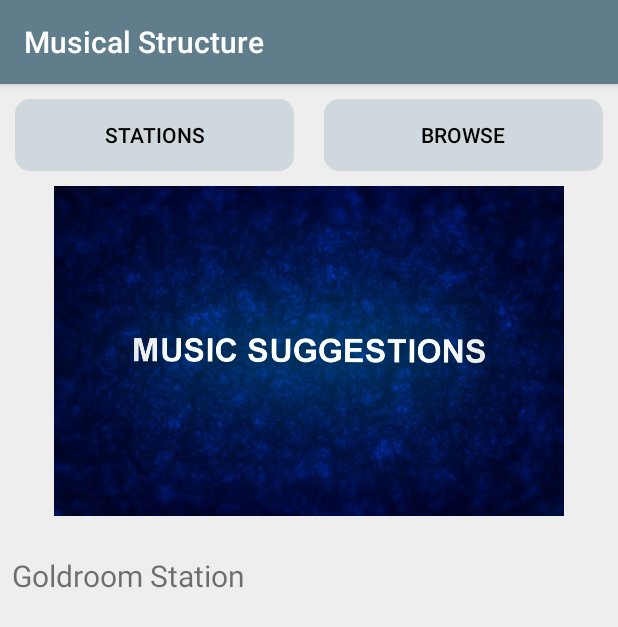
After one commit to toddskinner/musicalstructure_android, an Android app: the BrowseActivity screen opened directly, with no data from a screen before it, on a phone screen of 412 x 824 dp. The commit adds this screen. Shown: the top 627 px of the screen. Run offline under Robolectric (Android 15) with nearby library versions, the phone set to English and light mode, and no system bars.

Commit message:
Add browse activity

```diff
--- a/app/src/main/AndroidManifest.xml
+++ b/app/src/main/AndroidManifest.xml
@@ -21,7 +21,8 @@
         <activity android:name=".KygoActivity" />
         <activity android:name=".SatinJacketsActivity" />
         <activity android:name=".RufusDuSolActivity" />
-        <activity android:name=".TychoActivity"></activity>
+        <activity android:name=".TychoActivity" />
+        <activity android:name=".BrowseActivity"></activity>
     </application>
 
 </manifest>
--- /dev/null
+++ b/app/src/main/java/com/example/android/musicalstructure/BrowseActivity.java
@@ -0,0 +1,25 @@
+package com.example.android.musicalstructure;
+
+import android.content.Intent;
+import android.support.v7.app.AppCompatActivity;
+import android.os.Bundle;
+import android.view.View;
+import android.widget.Button;
+
+public class BrowseActivity extends AppCompatActivity {
+
+    @Override
+    protected void onCreate(Bundle savedInstanceState) {
+        super.onCreate(savedInstanceState);
+        setContentView(R.layout.activity_browse);
+
+        Button stations = (Button) findViewById(R.id.stations_button);
+        stations.setOnClickListener(new View.OnClickListener(){
+            @Override
+            public void onClick(View view){
+                Intent stationsIntent = new Intent(BrowseActivity.this, MainActivity.class);
+                startActivity(stationsIntent);
+            }
+        });
+    }
+}
--- a/app/src/main/java/com/example/android/musicalstructure/TychoActivity.java
+++ b/app/src/main/java/com/example/android/musicalstructure/TychoActivity.java
@@ -15,8 +15,8 @@ public class TychoActivity extends AppCompatActivity {
         super.onCreate(savedInstanceState);
         setContentView(R.layout.activity_tycho);
 
-        ImageView goldroom = (ImageView) findViewById(R.id.back_arrow_tycho);
-        goldroom.setOnClickListener(new View.OnClickListener(){
+        ImageView tycho = (ImageView) findViewById(R.id.back_arrow_tycho);
+        tycho.setOnClickListener(new View.OnClickListener(){
             @Override
             public void onClick(View view){
                 Intent backIntent = new Intent(TychoActivity.this, MainActivity.class);
--- /dev/null
+++ b/app/src/main/res/layout/activity_browse.xml
@@ -0,0 +1,57 @@
+<?xml version="1.0" encoding="utf-8"?>
+<LinearLayout xmlns:android="http://schemas.android.com/apk/res/android"
+    xmlns:tools="http://schemas.android.com/tools"
+    android:id="@+id/activity_browse"
+    android:layout_width="match_parent"
+    android:layout_height="match_parent"
+    android:background="@color/lightest_grey"
+    android:orientation="vertical"
+    tools:context="com.example.android.musicalstructure.BrowseActivity">
+
+    <LinearLayout
+        android:layout_width="match_parent"
+        android:layout_height="wrap_content"
+        android:orientation="horizontal">
+        <Button
+            style="@style/buttonStyle"
+            android:id="@+id/stations_button"
+            android:text="@string/stations" />
+
+        <Button
+            android:id="@+id/browse_button"
+            style="@style/buttonStyle"
+            android:text="@string/browse" />
+
+    </LinearLayout>
+
+    <ScrollView
+        android:layout_width="match_parent"
+        android:layout_height="wrap_content">
+
+        <LinearLayout
+            android:layout_width="match_parent"
+            android:layout_height="wrap_content"
+            android:orientation="vertical">
+
+            <ImageView
+                style="@style/main_browse_image"
+                android:src="@drawable/browse"/>
+
+            <LinearLayout
+                android:id="@+id/browse_"
+                style="@style/artist_bar">
+
+                <TextView
+                    style="@style/main_artist_text"
+                    android:text="@string/goldroom"/>
+
+                <TextView
+                    android:layout_width="wrap_content"
+                    android:layout_height="wrap_content" />
+            </LinearLayout>
+
+        </LinearLayout>
+
+    </ScrollView>
+
+</LinearLayout>
--- a/app/src/main/res/layout/activity_goldroom.xml
+++ b/app/src/main/res/layout/activity_goldroom.xml
@@ -26,6 +26,7 @@
                 android:orientation="horizontal">
 
                 <ImageView
+                    android:id="@+id/back_arrow_goldroom"
                     style="@style/song_upper_left_arrow"
                     android:src="@drawable/arrow_left" />
 
--- a/app/src/main/res/layout/activity_kygo.xml
+++ b/app/src/main/res/layout/activity_kygo.xml
@@ -27,6 +27,7 @@
 
                 <ImageView
                     style="@style/song_upper_left_arrow"
+                    android:id="@+id/back_arrow_kygo"
                     android:src="@drawable/arrow_left" />
 
                 <TextView
--- a/app/src/main/res/layout/activity_main.xml
+++ b/app/src/main/res/layout/activity_main.xml
@@ -17,6 +17,7 @@
             android:text="@string/stations" />
 
         <Button
+            android:id="@+id/browse_button"
             style="@style/buttonStyle"
             android:text="@string/browse" />
 
--- a/app/src/main/res/layout/activity_nora_en_pure.xml
+++ b/app/src/main/res/layout/activity_nora_en_pure.xml
@@ -27,6 +27,7 @@
 
                 <ImageView
                     style="@style/song_upper_left_arrow"
+                    android:id="@+id/back_arrow_noraenpure"
                     android:src="@drawable/arrow_left" />
 
                 <TextView
--- a/app/src/main/res/layout/activity_odesza.xml
+++ b/app/src/main/res/layout/activity_odesza.xml
@@ -27,6 +27,7 @@
 
                 <ImageView
                     style="@style/song_upper_left_arrow"
+                    android:id="@+id/back_arrow_odesza"
                     android:src="@drawable/arrow_left" />
 
                 <TextView
--- a/app/src/main/res/layout/activity_rufus_du_sol.xml
+++ b/app/src/main/res/layout/activity_rufus_du_sol.xml
@@ -27,6 +27,7 @@
 
                 <ImageView
                     style="@style/song_upper_left_arrow"
+                    android:id="@+id/back_arrow_rufusdusol"
                     android:src="@drawable/arrow_left" />
 
                 <TextView
--- a/app/src/main/res/layout/activity_satin_jackets.xml
+++ b/app/src/main/res/layout/activity_satin_jackets.xml
@@ -26,6 +26,7 @@
                 android:orientation="horizontal">
 
                 <ImageView
+                    android:id="@+id/back_arrow_satinjackets"
                     style="@style/song_upper_left_arrow"
                     android:src="@drawable/arrow_left" />
 
--- a/app/src/main/res/values/styles.xml
+++ b/app/src/main/res/values/styles.xml
@@ -117,4 +117,11 @@
         <item name="android:tint">@color/dark_grey</item>
     </style>
 
+    <style name="main_browse_image">
+        <item name="android:layout_width">340dp</item>
+        <item name="android:layout_height">220dp</item>
+        <item name="android:layout_gravity">center_horizontal</item>
+        <item name="android:scaleType">centerCrop</item>
+    </style>
+
 </resources>
```
Also changed, not shown: app/src/main/java/com/example/android/musicalstructure/GoldroomActivity.java (+12 -0 lines), app/src/main/java/com/example/android/musicalstructure/KygoActivity.java (+9 -0 lines), app/src/main/java/com/example/android/musicalstructure/MainActivity.java (+9 -0 lines), app/src/main/java/com/example/android/musicalstructure/NoraEnPureActivity.java (+9 -0 lines), app/src/main/java/com/example/android/musicalstructure/OdeszaActivity.java (+9 -0 lines), app/src/main/java/com/example/android/musicalstructure/RufusDuSolActivity.java (+9 -0 lines), app/src/main/java/com/example/android/musicalstructure/SatinJacketsActivity.java (+9 -0 lines), app/src/main/res/drawable/browse.jpg (added).
